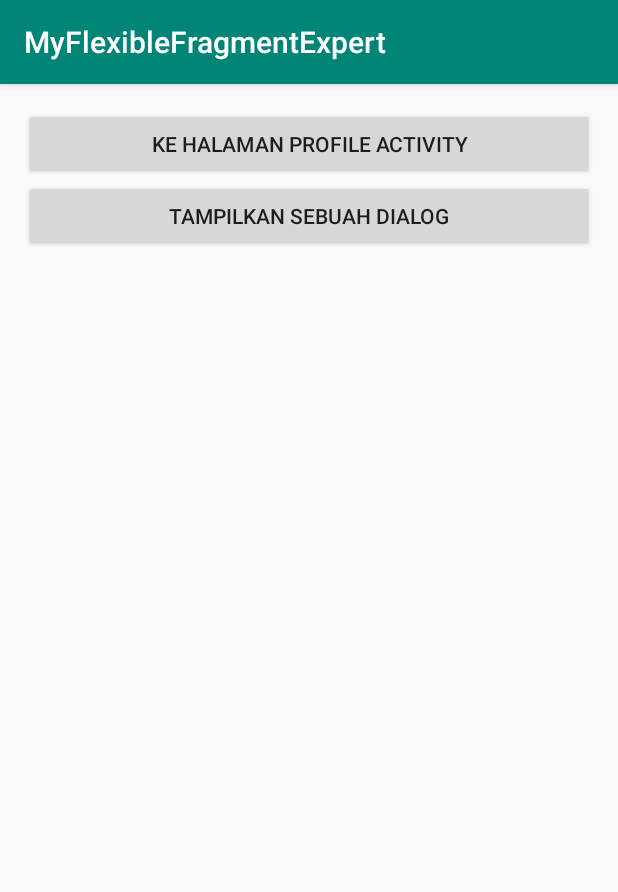
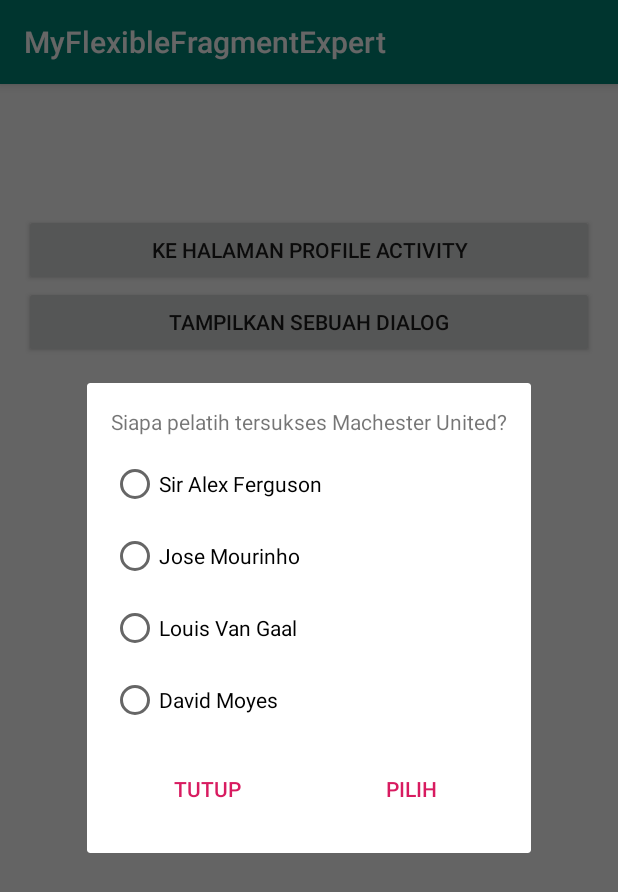
Before and after one commit to dendickys/my-flexible-fragment-expert, an Android app: the fragment DetailCategoryFragment placed in its activity, after a tap on "TAMPILKAN SEBUAH DIALOG", on a phone screen of 412 x 824 dp. Shown: the top 892 px of the screen. Run offline under Robolectric (Android 15) with nearby library versions, the phone set to English and light mode, and no system bars; 1 statement that could not run was skipped.

Commit message:
Add Fragment untuk Dialog.

```diff
--- a/app/src/main/java/com/dendickys/myflexiblefragmentexpert/DetailCategoryFragment.java
+++ b/app/src/main/java/com/dendickys/myflexiblefragmentexpert/DetailCategoryFragment.java
@@ -5,11 +5,13 @@ import android.os.Bundle;
 import android.support.annotation.NonNull;
 import android.support.annotation.Nullable;
 import android.support.v4.app.Fragment;
+import android.support.v4.app.FragmentManager;
 import android.view.LayoutInflater;
 import android.view.View;
 import android.view.ViewGroup;
 import android.widget.Button;
 import android.widget.TextView;
+import android.widget.Toast;
 
 
 /**
@@ -71,7 +73,18 @@ public class DetailCategoryFragment extends Fragment implements View.OnClickList
             case R.id.btn_profile:
                 break;
             case R.id.btn_show_dialog:
+                OptionDialogFragment mOptionDialogFragment = new OptionDialogFragment();
+
+                FragmentManager mFragmentManager = getChildFragmentManager();
+                mOptionDialogFragment.show(mFragmentManager, OptionDialogFragment.class.getSimpleName());
                 break;
         }
     }
+
+    OptionDialogFragment.OnOptionDialogListener optionDialogListener = new OptionDialogFragment.OnOptionDialogListener() {
+        @Override
+        public void onOptionChosen(String text) {
+            Toast.makeText(getActivity(), text, Toast.LENGTH_SHORT).show();
+        }
+    };
 }
--- /dev/null
+++ b/app/src/main/java/com/dendickys/myflexiblefragmentexpert/OptionDialogFragment.java
@@ -0,0 +1,110 @@
+package com.dendickys.myflexiblefragmentexpert;
+
+
+import android.content.Context;
+import android.os.Bundle;
+import android.support.annotation.NonNull;
+import android.support.annotation.Nullable;
+import android.support.v4.app.DialogFragment;
+import android.support.v4.app.Fragment;
+import android.view.LayoutInflater;
+import android.view.View;
+import android.view.ViewGroup;
+import android.widget.Button;
+import android.widget.RadioButton;
+import android.widget.RadioGroup;
+
+
+/**
+ * A simple {@link Fragment} subclass.
+ */
+public class OptionDialogFragment extends DialogFragment implements View.OnClickListener {
+
+    Button btnChoose, btnClose;
+    RadioGroup rgOptions;
+    RadioButton rbSaf, rbMou, rbLvg, rbMoyes;
+    OnOptionDialogListener optionDialogListener;
+
+
+    public OptionDialogFragment() {
+        // Required empty public constructor
+    }
+
+
+    @Override
+    public View onCreateView(LayoutInflater inflater, ViewGroup container,
+                             Bundle savedInstanceState) {
+        // Inflate the layout for this fragment
+        return inflater.inflate(R.layout.fragment_option_dialog, container, false);
+    }
+
+    @Override
+    public void onViewCreated(@NonNull View view, @Nullable Bundle savedInstanceState) {
+        super.onViewCreated(view, savedInstanceState);
+        btnChoose = view.findViewById(R.id.btn_choose);
+        btnChoose.setOnClickListener(this);
+        btnClose = view.findViewById(R.id.btn_close);
+        btnClose.setOnClickListener(this);
+        rgOptions = view.findViewById(R.id.rg_options);
+        rbSaf = view.findViewById(R.id.rb_saf);
+        rbMou = view.findViewById(R.id.rb_mou);
+        rbLvg = view.findViewById(R.id.rb_lvg);
+        rbMoyes = view.findViewById(R.id.rb_moyes);
+    }
+
+    @Override
+    public void onAttach(Context context) {
+        super.onAttach(context);
+
+        Fragment fragment = getParentFragment();
+
+        if (fragment instanceof DetailCategoryFragment) {
+            DetailCategoryFragment detailCategoryFragment = (DetailCategoryFragment) fragment;
+            this.optionDialogListener = detailCategoryFragment.optionDialogListener;
+        }
+    }
+
+    @Override
+    public void onDetach() {
+        super.onDetach();
+        this.optionDialogListener = null;
+    }
+
+    @Override
+    public void onClick(View v) {
+        switch (v.getId()) {
+            case R.id.btn_close:
+                getDialog().cancel();
+                break;
+            case R.id.btn_choose:
+                int checkedRadionButtonId = rgOptions.getCheckedRadioButtonId();
+                if (checkedRadionButtonId != -1) {
+                    String coach = null;
+                    switch (checkedRadionButtonId) {
+                        case R.id.rb_saf:
+                            coach = rbSaf.getText().toString().trim();
+                            break;
+                        case R.id.rb_mou:
+                            coach = rbMou.getText().toString().trim();
+                            break;
+                        case R.id.rb_lvg:
+                            coach = rbLvg.getText().toString().trim();
+                            break;
+                        case R.id.rb_moyes:
+                            coach = rbMoyes.getText().toString().trim();
+                            break;
+                    }
+
+                    if (optionDialogListener != null) {
+                        optionDialogListener.onOptionChosen(coach);
+                    }
+                    getDialog().dismiss();
+                }
+                break;
+        }
+    }
+
+    public interface OnOptionDialogListener {
+        void onOptionChosen(String text);
+    }
+}
--- a/app/src/main/res/layout/fragment_detail_category.xml
+++ b/app/src/main/res/layout/fragment_detail_category.xml
@@ -6,18 +6,6 @@
     android:orientation="vertical"
     android:padding="16dp"
     tools:context=".DetailCategoryFragment">
-
-    <Button
-        android:id="@+id/btn_profile"
-        android:layout_width="match_parent"
-        android:layout_height="wrap_content"
-        android:text="@string/to_profile" />
-
-    <Button
-        android:id="@+id/btn_show_dialog"
-        android:layout_width="match_parent"
-        android:layout_height="wrap_content"
-        android:text="@string/show_dialog" />
 
     <TextView
         android:id="@+id/tv_category_name"
@@ -33,4 +21,16 @@
         android:layout_marginBottom="16dp"
         android:text="@string/category_description" />
 
+    <Button
+        android:id="@+id/btn_profile"
+        android:layout_width="match_parent"
+        android:layout_height="wrap_content"
+        android:text="@string/to_profile" />
+
+    <Button
+        android:id="@+id/btn_show_dialog"
+        android:layout_width="match_parent"
+        android:layout_height="wrap_content"
+        android:text="@string/show_dialog" />
+
 </LinearLayout>
--- /dev/null
+++ b/app/src/main/res/layout/fragment_option_dialog.xml
@@ -0,0 +1,77 @@
+<?xml version="1.0" encoding="utf-8"?>
+<LinearLayout xmlns:android="http://schemas.android.com/apk/res/android"
+    xmlns:tools="http://schemas.android.com/tools"
+    android:layout_width="match_parent"
+    android:layout_height="match_parent"
+    android:orientation="vertical"
+    android:padding="@dimen/activity_vertical_margin"
+    tools:context=".OptionDialogFragment">
+
+    <TextView
+        android:layout_width="match_parent"
+        android:layout_height="wrap_content"
+        android:layout_marginBottom="@dimen/activity_vertical_margin"
+        android:text="@string/question_coach" />
+
+    <RadioGroup
+        android:id="@+id/rg_options"
+        android:layout_width="match_parent"
+        android:layout_height="wrap_content"
+        android:orientation="vertical">
+
+        <RadioButton
+            android:id="@+id/rb_saf"
+            android:layout_width="match_parent"
+            android:layout_height="wrap_content"
+            android:layout_marginBottom="@dimen/activity_vertical_margin"
+            android:text="@string/sir_alex_ferguson" />
+
+        <RadioButton
+            android:id="@+id/rb_mou"
+            android:layout_width="match_parent"
+            android:layout_height="wrap_content"
+            android:layout_marginBottom="@dimen/activity_vertical_margin"
+            android:text="@string/jose_mourinho" />
+
+        <RadioButton
+            android:id="@+id/rb_lvg"
+            android:layout_width="match_parent"
+            android:layout_height="wrap_content"
+            android:layout_marginBottom="@dimen/activity_vertical_margin"
+            android:text="@string/louis_van_gaal" />
+
+        <RadioButton
+            android:id="@+id/rb_moyes"
+            android:layout_width="match_parent"
+            android:layout_height="wrap_content"
+            android:layout_marginBottom="@dimen/activity_vertical_margin"
+            android:text="@string/david_moyes" />
+    </RadioGroup>
+
+    <LinearLayout
+        android:layout_width="match_parent"
+        android:layout_height="wrap_content"
+        android:orientation="horizontal">
+
+        <Button
+            android:id="@+id/btn_close"
+            style="?android:attr/buttonBarButtonStyle"
+            android:layout_width="match_parent"
+            android:layout_height="wrap_content"
+            android:layout_marginEnd="4dp"
+            android:layout_marginRight="4dp"
+            android:layout_weight="0.5"
+            android:text="@string/close" />
+
+        <Button
+            android:id="@+id/btn_choose"
+            style="?android:attr/buttonBarButtonStyle"
+            android:layout_width="match_parent"
+            android:layout_height="wrap_content"
+            android:layout_marginStart="4dp"
+            android:layout_marginLeft="4dp"
+            android:layout_weight="0.5"
+            android:text="@string/choose" />
+    </LinearLayout>
+
+</LinearLayout>
```
